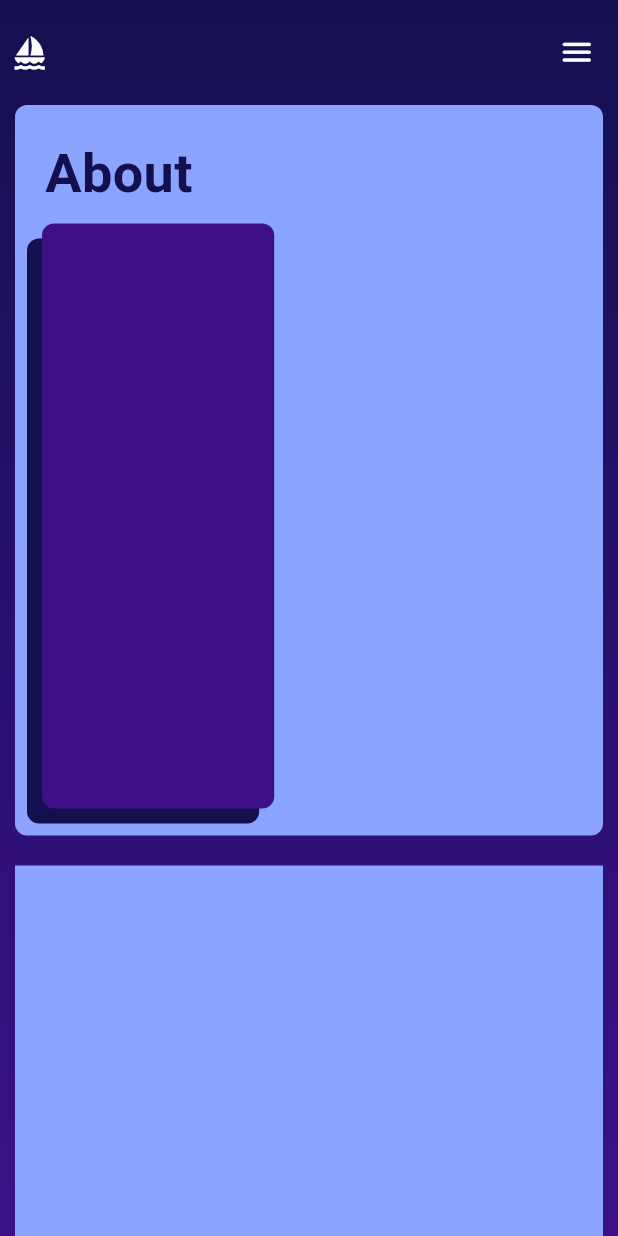
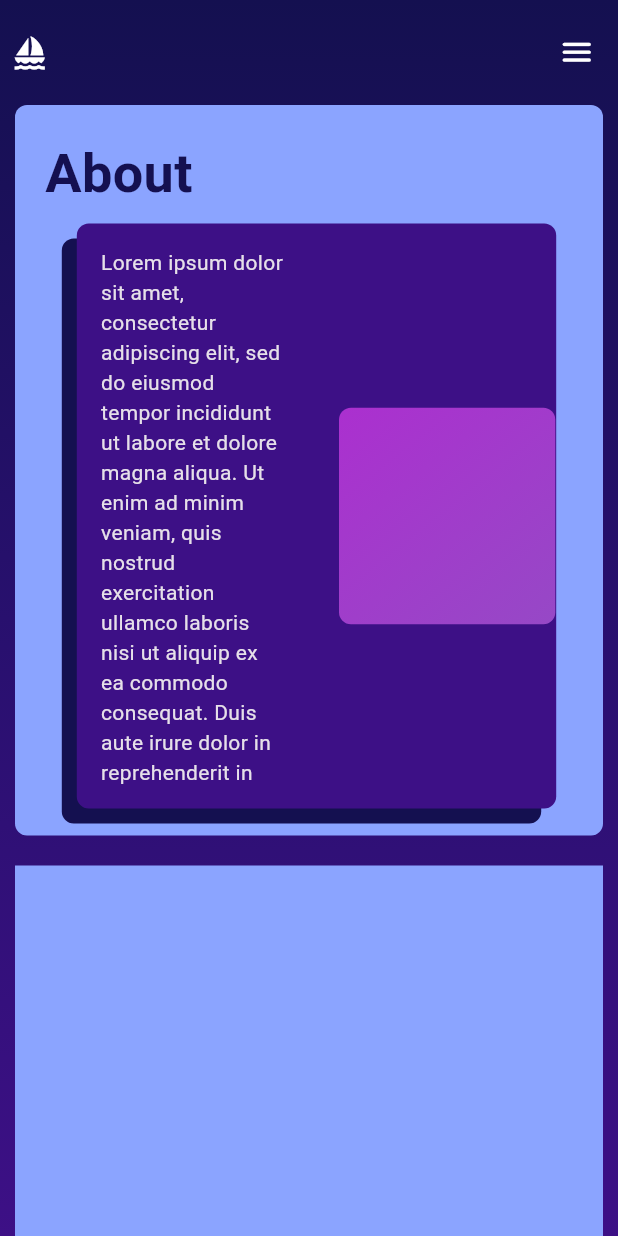
Before and after one commit to luhouyang/luhouyang_portfolio, a Flutter app: the screen it shows after launch, on a phone screen of 412 x 824 dp. Run offline on Flutter 3.47's test engine with Material 3 defaults, Android fonts, the phone set to English and light mode, and no system bars; drawn by our look-alikes of scroll_to_index; our stand-ins replace firebase_core, flutter_svg; accounts and stored records are empty.

Commit message:
Minor changes

```diff
--- a/lib/ui/about/about_me.dart
+++ b/lib/ui/about/about_me.dart
@@ -1,4 +1,5 @@
 import 'package:flutter/material.dart';
+import 'package:luhouyang_portfolio/ui/widgets/animations/image_loading_anim.dart';
 import 'package:luhouyang_portfolio/ui/widgets/general/title_text_widget.dart';
 import 'package:luhouyang_portfolio/utilities/ui_colour.dart';
 import 'package:luhouyang_portfolio/utilities/utilities.dart';
@@ -30,8 +31,6 @@
               child: TitleTextWidget(title: "About"),
             ),
           ),
-          Row(
-            children: [
           Padding(
             padding: const EdgeInsets.all(8.0),
             child: Stack(
@@ -46,7 +45,7 @@
                       decoration: BoxDecoration(
                           color: MyColors().borderColor,
                           borderRadius: BorderRadius.circular(8.0)),
-                          width: Utilities().getMQWidth(context) * 0.4 - 10,
+                      width: Utilities().getMQWidth(context) * 0.8 - 10,
                       height: 390,
                     ),
                   ],
@@ -55,16 +54,38 @@
                   bottom: 10,
                   left: 10,
                   child: Container(
-                          width: Utilities().getMQWidth(context) * 0.4 - 10,
+                    width: Utilities().getMQWidth(context) * 0.8 - 10,
                     height: 390,
                     decoration: BoxDecoration(
                       borderRadius: BorderRadius.circular(8.0),
-                              color: MyColors().textBoxColor),
-                        ))
+                      color: MyColors().textBoxColor,
+                    ),
+                    child: Row(
+                      children: [
+                        Align(
+                          alignment: Alignment.topLeft,
+                          child: Container(
+                            padding: const EdgeInsets.all(16.0),
+                            width: Utilities().getMQWidth(context) * 0.4 - 10,
+                            child: const Text("Lorem ipsum dolor sit amet, consectetur adipiscing elit, sed do eiusmod tempor incididunt ut labore et dolore magna aliqua. Ut enim ad minim veniam, quis nostrud exercitation ullamco laboris nisi ut aliquip ex ea commodo consequat. Duis aute irure dolor in reprehenderit in voluptate velit esse cillum dolore eu fugiat nulla pariatur. Excepteur sint occaecat cupidatat non proident, sunt in culpa qui officia deserunt mollit anim id est laborum."),
+                          ),
+                        ),
+                        const SizedBox(
+                          width: 20,
+                        ),
+                        Container(
+                          height: Utilities().getMQWidth(context) * 0.35,
+                          width: Utilities().getMQWidth(context) * 0.35,
+                          decoration: BoxDecoration(
+                              borderRadius: BorderRadius.circular(8.0)),
+                          child: const ImageLoadingAnim(),
+                        ),
                       ],
                     ),
-              )
+                  ),
+                ),
               ],
+            ),
           )
         ],
       ),
```
Lines whose indentation alone changed are shown as unchanged.
